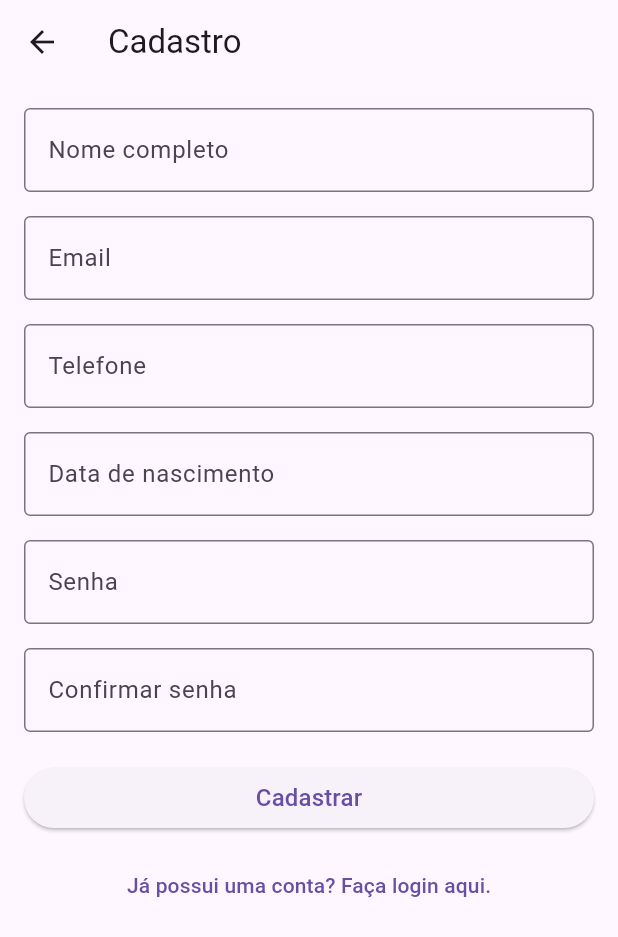
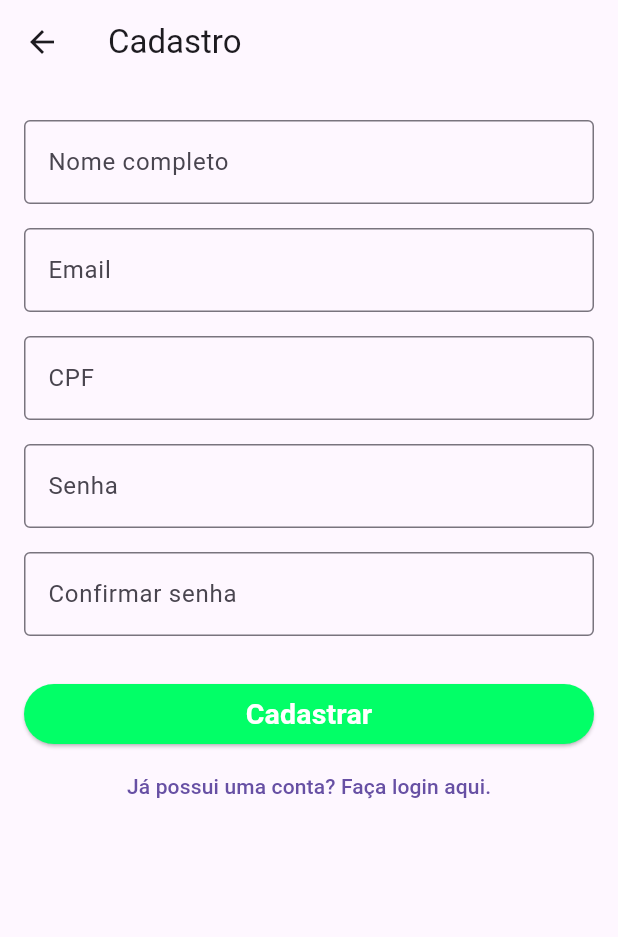
Before and after one commit to Luna0812y/vet_manager_app, a Flutter app: the RegisterScreen screen opened by its route, on a phone screen of 412 x 824 dp. Shown: the top 937 px of the screen. Run offline on Flutter 3.47's test engine with Material 3 defaults, Android fonts, the phone set to English and light mode, and no system bars; our stand-ins replace google_maps_flutter, image_picker; network calls fail.

Commit message:
Adicionando screens atualizadas de login cadastro e clinicas

```diff
--- a/lib/screens/cadastro.dart
+++ b/lib/screens/cadastro.dart
@@ -1,8 +1,5 @@
 import 'package:flutter/material.dart';
-import 'package:vet_manager/services/user_service.dart'; // Importe o serviço
-import 'package:http/http.dart' as http;
-import 'dart:convert';
-
+import 'package:vet_manager/services/user_service.dart';
 
 class RegisterScreen extends StatefulWidget {
   const RegisterScreen({Key? key}) : super(key: key);
@@ -12,18 +9,16 @@ class RegisterScreen extends StatefulWidget {
 }
 
 class _RegisterScreenState extends State<RegisterScreen> {
-  final TextEditingController _nameController = TextEditingController();
-  final TextEditingController _emailController = TextEditingController();
-  final TextEditingController _passwordController = TextEditingController();
-  final TextEditingController _confirmPasswordController =
-      TextEditingController();
-  final TextEditingController _phoneController = TextEditingController();
-  final TextEditingController _birthDateController = TextEditingController();
+  final _nameController = TextEditingController();
+  final _emailController = TextEditingController();
+  final _passwordController = TextEditingController();
+  final _confirmPasswordController = TextEditingController();
+  final _cpfController = TextEditingController();
+  final UserService _userService = UserService();
 
   bool _isLoading = false;
 
-  // Função para registrar o usuário
-   Future<void> _register() async {
+  Future<void> _register() async {
     if (_passwordController.text != _confirmPasswordController.text) {
       _showErrorDialog('As senhas não coincidem.');
       return;
@@ -34,30 +29,20 @@ class _RegisterScreenState extends State<RegisterScreen> {
     });
 
     try {
-      // Envia a requisição POST para o backend
-      final response = await http.post(
-        Uri.parse('http://localhost:3000/cadastro'), // Substitua pela URL do seu backend
-        headers: {'Content-Type': 'application/json'},
-        body: json.encode({
-          'name': _nameController.text.trim(),
-          'email': _emailController.text.trim(),
-          'password': _passwordController.text.trim(),
-          'cpf': _phoneController.text.trim(), // CPF ou telefone, conforme necessário
-        }),
+      bool success = await _userService.registerUser(
+        nomeUsuario: _nameController.text.trim(),
+        emailUsuario: _emailController.text.trim(),
+        senhaUsuario: _passwordController.text.trim(),
+        cpfUsuario: _cpfController.text.trim(),
       );
 
-      if (response.statusCode == 200) {
-        // Cadastro bem-sucedido, redireciona para o login
+      if (success) {
         Navigator.pushReplacementNamed(context, '/login');
-      } else if (response.statusCode == 409) {
-        // Caso o usuário já exista
-        _showErrorDialog('Usuário já existe');
       } else {
-        // Caso ocorra outro erro
-        _showErrorDialog('Ocorreu um erro ao cadastrar o usuário');
+        _showErrorDialog('Erro ao cadastrar usuário.');
       }
     } catch (e) {
-      _showErrorDialog('Erro ao conectar com o servidor.');
+      _showErrorDialog(e.toString());
     } finally {
       setState(() {
         _isLoading = false;
@@ -65,8 +50,6 @@ class _RegisterScreenState extends State<RegisterScreen> {
     }
   }
 
-
-  // Exibe um diálogo de erro
   void _showErrorDialog(String message) {
     showDialog(
       context: context,
@@ -75,9 +58,7 @@ class _RegisterScreenState extends State<RegisterScreen> {
         content: Text(message),
         actions: [
           TextButton(
-            onPressed: () {
-              Navigator.of(context).pop();
-            },
+            onPressed: () => Navigator.of(context).pop(),
             child: const Text('Ok'),
           ),
         ],
@@ -88,104 +69,22 @@ class _RegisterScreenState extends State<RegisterScreen> {
   @override
   Widget build(BuildContext context) {
     return Scaffold(
-      appBar: AppBar(
-        title: const Text('Cadastro'),
-      ),
+      appBar: AppBar(title: const Text('Cadastro')),
       body: Padding(
         padding: const EdgeInsets.all(16.0),
         child: SingleChildScrollView(
           child: Column(
             children: [
-              TextField(
-                controller: _nameController,
-                decoration: const InputDecoration(
-                  labelText: 'Nome completo',
-                  border: OutlineInputBorder(),
-                ),
-              ),
-              const SizedBox(height: 16),
-              TextField(
-                controller: _emailController,
-                decoration: const InputDecoration(
-                  labelText: 'Email',
-                  border: OutlineInputBorder(),
-                ),
-              ),
-              const SizedBox(height: 16),
-              TextField(
-                controller: _phoneController,
-                keyboardType: TextInputType.phone,
-                decoration: const InputDecoration(
-                  labelText: 'Telefone',
-                  border: OutlineInputBorder(),
-                  hintText: '(XX) XXXXX-XXXX',
-                ),
-              ),
-              const SizedBox(height: 16),
-              TextField(
-                controller: _birthDateController,
-                decoration: const InputDecoration(
-                  labelText: 'Data de nascimento',
-                  border: OutlineInputBorder(),
-                  hintText: 'DD/MM/AAAA',
-                ),
-                readOnly: true,
-                onTap: () async {
-                  DateTime? pickedDate = await showDatePicker(
-                    context: context,
-                    initialDate: DateTime.now(),
-                    firstDate: DateTime(1900),
-                    lastDate: DateTime.now(),
-                  );
-                  if (pickedDate != null) {
-                    setState(() {
-                      _birthDateController.text =
-                          "${pickedDate.day.toString().padLeft(2, '0')}/"
-                          "${pickedDate.month.toString().padLeft(2, '0')}/"
-                          "${pickedDate.year}";
-                    });
-                  }
-                },
-              ),
-              const SizedBox(height: 16),
-              TextField(
-                controller: _passwordController,
-                obscureText: true,
-                decoration: const InputDecoration(
-                  labelText: 'Senha',
-                  border: OutlineInputBorder(),
-                ),
-              ),
-              const SizedBox(height: 16),
-              TextField(
-                controller: _confirmPasswordController,
-                obscureText: true,
-                decoration: const InputDecoration(
-                  labelText: 'Confirmar senha',
-                  border: OutlineInputBorder(),
-                ),
-              ),
+              _buildTextField(_nameController, 'Nome completo'),
+              _buildTextField(_emailController, 'Email'),
+              _buildTextField(_cpfController, 'CPF', keyboardType: TextInputType.number),
+              _buildTextField(_passwordController, 'Senha', obscureText: true),
+              _buildTextField(_confirmPasswordController, 'Confirmar senha', obscureText: true),
               const SizedBox(height: 20),
-              SizedBox(
-                width: double.infinity,
-                child: ElevatedButton(
-                  onPressed: _isLoading ? null : _register,
-                  child: _isLoading
-                      ? const CircularProgressIndicator(color: Colors.white)
-                      : const Text(
-                          'Cadastrar',
-                          style: TextStyle(fontSize: 16),
-                        ),
-                ),
-              ),
-              const SizedBox(height: 10),
+              _buildRegisterButton(),
               TextButton(
-                onPressed: () {
-                  Navigator.pushReplacementNamed(context, '/login');
-                },
-                child: const Text(
-                  'Já possui uma conta? Faça login aqui.',
-                ),
+                onPressed: () => Navigator.pushReplacementNamed(context, '/login'),
+                child: const Text('Já possui uma conta? Faça login aqui.'),
               ),
             ],
           ),
@@ -193,4 +92,32 @@ class _RegisterScreenState extends State<RegisterScreen> {
       ),
     );
   }
+
+  Widget _buildTextField(TextEditingController controller, String label,
+      {bool obscureText = false, TextInputType keyboardType = TextInputType.text}) {
+    return Padding(
+      padding: const EdgeInsets.symmetric(vertical: 8.0),
+      child: TextField(
+        controller: controller,
+        obscureText: obscureText,
+        keyboardType: keyboardType,
+        decoration: InputDecoration(labelText: label, border: OutlineInputBorder()),
+      ),
+    );
+  }
+
+  Widget _buildRegisterButton() {
+    return SizedBox(
+      width: double.infinity,
+      child: ElevatedButton(
+        style: ElevatedButton.styleFrom(
+          backgroundColor: const Color.fromARGB(255, 2, 255, 103)
+        ),
+        onPressed: _isLoading ? null : _register,
+        child: _isLoading
+            ? const CircularProgressIndicator(color: Colors.white)
+            : const Text('Cadastrar', style: TextStyle(fontSize: 19, color: Colors.white, fontWeight:FontWeight.bold)),
+      ),
+    );
+  }
 }
--- a/lib/screens/inicio.dart
+++ b/lib/screens/inicio.dart
@@ -19,7 +19,7 @@ class WelcomeScreen extends StatelessWidget {
           Align(
             alignment: Alignment.topCenter,
             child: Column(
-              mainAxisAlignment: MainAxisAlignment.start, // Alinha no topo
+              mainAxisAlignment: MainAxisAlignment.center, // Alinha no topo
               children: [
                 Image.asset('assets/images/logo.png', height: 120),
                 const SizedBox(height: 20),
--- a/pubspec.yaml
+++ b/pubspec.yaml
@@ -38,6 +38,7 @@ dependencies:
   cupertino_icons: ^1.0.8
   firebase_auth: ^5.4.0
   http: ^1.3.0
+  google_maps_flutter: ^2.10.0
 
 dev_dependencies:
   flutter_test:
```
Also changed, not shown: lib/screens/clinicas.dart (added, +54 -0 lines), lib/screens/login.dart (+31 -22 lines), lib/services/clinica_service.dart (added, +16 -0 lines), lib/services/user_service.dart (+43 -9 lines), lib/tela_inicial/launcher.dart (+72 -127 lines), lib/widgets/clinica_card.dart (added, +71 -0 lines), pubspec.lock, 1 other file.
